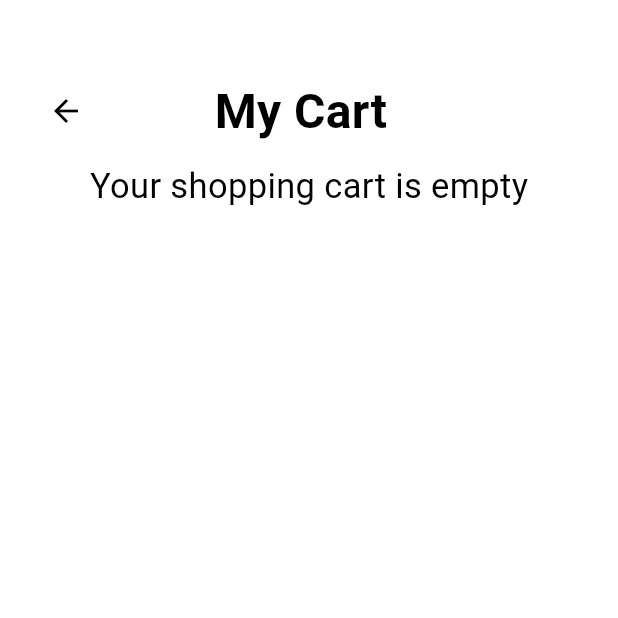
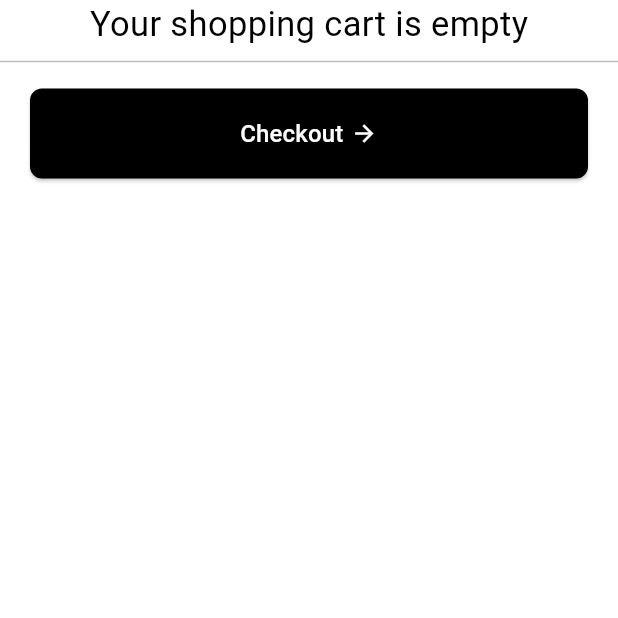
Before and after one commit to ahmedsaadbadawy/E_commerce_app, a Flutter app: the CartView screen opened directly, on a phone screen of 412 x 824 dp, the top half of it. Run offline on Flutter 3.47's test engine with Material 3 defaults, Android fonts, the phone set to English and light mode, and no system bars; our stand-ins replace bloc, cloud_firestore, firebase_auth, firebase_core, flutter_bloc, font_awesome_flutter and 3 more; accounts and stored records are empty; network calls fail.

Commit message:
cart view done

```diff
--- a/lib/core/widgets/custom_button.dart
+++ b/lib/core/widgets/custom_button.dart
@@ -8,10 +8,12 @@ class CustomButton extends StatelessWidget {
     required this.buttonName,
     this.textColor = Colors.white,
     this.buttonColor = Colors.black,
+    this.height = 60,
   });
 
   final VoidCallback onTap;
   final String buttonName;
+  final int? height;
   final Color? textColor;
   final Color? buttonColor;
   @override
--- a/lib/views/details_view/details_view.dart
+++ b/lib/views/details_view/details_view.dart
@@ -26,7 +26,8 @@ class DetailsView extends StatelessWidget {
                   title: 'Add to Cart',
                   icon: Icons.shopping_bag_outlined,
                   onPressed: () {
-                    cartList.add({'product': product,'quantity':1});
+                    total += product.pPrice;
+                    cartList.add({'product': product, 'quantity': 1});
                   },
                 ),
         ],
--- a/lib/views/user/cart/cart_view.dart
+++ b/lib/views/user/cart/cart_view.dart
@@ -1,7 +1,10 @@
+import 'package:fast_buy/core/utils/styles.dart';
 import 'package:fast_buy/core/widgets/custom_app_bar.dart';
 import 'package:flutter/material.dart';
 
 import 'widgets/cart_list_view_builder.dart';
+import 'widgets/checkout_button.dart';
+import 'widgets/custom_text_row.dart';
 
 class CartView extends StatefulWidget {
   const CartView({super.key});
@@ -10,16 +13,24 @@ class CartView extends StatefulWidget {
   State<CartView> createState() => _CartViewState();
 }
 
-List<Map<String,dynamic>> cartList = [];
+double total = 0;
+List<Map<String, dynamic>> cartList = [];
 
 class _CartViewState extends State<CartView> {
   @override
   Widget build(BuildContext context) {
     return Scaffold(
-      body: Column(
+      body: SingleChildScrollView(
+        child: Column(
           children: [
-          Padding(
-            padding: const EdgeInsets.only(left: 20, right: 20, top: 50),
+            cartList.isEmpty
+                ? const Center(
+                    child: Text('Your shopping cart is empty',
+                        style: TextStyle(fontSize: 23)),
+                  )
+                : Padding(
+                    padding:
+                        const EdgeInsets.only(left: 20, right: 20, top: 50),
                     child: Column(
                       crossAxisAlignment: CrossAxisAlignment.start,
                       children: [
@@ -27,20 +38,64 @@ class _CartViewState extends State<CartView> {
                         const SizedBox(
                           height: 10,
                         ),
-                cartList.isEmpty
-                    ? const Center(
-                        child: Text('Your shopping cart is empty',
-                            style: TextStyle(fontSize: 23)),
-                      )
-                    : SizedBox(
+                        SizedBox(
                           height: MediaQuery.sizeOf(context).height / 2 - 50,
                           child: const CartListViewBuilder(),
+                        ),
+                        Divider(
+                          thickness: 2,
+                          color: Colors.grey[400],
+                          height: 50,
+                        ),
+                        CustomTextRow(
+                          txt1: 'Sub-total',
+                          txt2: 'EG ${total.toStringAsFixed(2)}',
+                        ),
+                        const SizedBox(
+                          height: 15,
+                        ),
+                        const CustomTextRow(
+                          txt1: 'VAT (%)',
+                          txt2: 'EG 0.00',
+                        ),
+                        const SizedBox(
+                          height: 15,
+                        ),
+                        const CustomTextRow(
+                          txt1: 'Shipping fee',
+                          txt2: 'EG 80.00',
+                        ),
+                        const SizedBox(
+                          height: 15,
+                        ),
+                        Divider(
+                          color: Colors.grey[400],
+                        ),
+                        Row(
+                          mainAxisAlignment: MainAxisAlignment.spaceBetween,
+                          children: [
+                            const Text(
+                              'Total',
+                              style: Styles.styleRegular16,
+                            ),
+                            Text('EG ${(total + 80).toStringAsFixed(2)}',
+                                style: Styles.styleMedium16),
+                          ],
+                        )
+                      ],
+                    ),
+                  ),
+            Divider(color: Colors.grey[400]),
+            const SizedBox(
+              height: 10,
+            ),
+            const CheckoutButton(),
+            const SizedBox(
+              height: 15,
             ),
           ],
         ),
       ),
-        ],
-      ),
     );
   }
 }
--- a/lib/views/user/cart/widgets/cart_item.dart
+++ b/lib/views/user/cart/widgets/cart_item.dart
@@ -86,6 +86,7 @@ class _CartItemState extends State<CartItem> {
                           iconSize: 24,
                           padding: const EdgeInsets.only(bottom: 12),
                           onPressed: () {
+                            total -= widget.product.pPrice;
                             _quantity--;
                             setState(() => cartList[widget.pIndex]
                                 .update('quantity', (value) => _quantity));
@@ -100,6 +101,7 @@ class _CartItemState extends State<CartItem> {
                               icon: const Icon(Icons.add),
                               iconSize: 24,
                               onPressed: () {
+                                total += widget.product.pPrice;
                                 _quantity++;
                                 setState(() => cartList[widget.pIndex]
                                     .update('quantity', (value) => _quantity));
--- /dev/null
+++ b/lib/views/user/cart/widgets/checkout_button.dart
@@ -0,0 +1,44 @@
+import 'package:flutter/material.dart';
+
+import '../../../../core/utils/styles.dart';
+
+class CheckoutButton extends StatelessWidget {
+  const CheckoutButton({
+    super.key,
+  });
+
+  @override
+  Widget build(BuildContext context) {
+    return Padding(
+      padding: const EdgeInsets.symmetric(horizontal: 20),
+      child: SizedBox(
+        height: 60,
+        child: ElevatedButton(
+          style: ElevatedButton.styleFrom(
+            backgroundColor: Colors.black,
+            shape: RoundedRectangleBorder(
+                borderRadius: BorderRadius.circular(8)),
+          ),
+          onPressed: () {},
+          child: Row(
+            mainAxisAlignment: MainAxisAlignment.center,
+            children: [
+              Text(
+                'Checkout',
+                style:
+                    Styles.styleMedium16.copyWith(color: Colors.white),
+              ),
+              const SizedBox(
+                width: 5,
+              ),
+              const Icon(
+                Icons.arrow_forward,
+                color: Colors.white,
+              ),
+            ],
+          ),
+        ),
+      ),
+    );
+  }
+}
--- /dev/null
+++ b/lib/views/user/cart/widgets/custom_text_row.dart
@@ -0,0 +1,25 @@
+import 'package:flutter/material.dart';
+
+import '../../../../core/utils/styles.dart';
+
+class CustomTextRow extends StatelessWidget {
+  const CustomTextRow({
+    super.key,
+    required this.txt1,
+    required this.txt2,
+  });
+  final String txt1, txt2;
+  @override
+  Widget build(BuildContext context) {
+    return Row(
+      mainAxisAlignment: MainAxisAlignment.spaceBetween,
+      children: [
+        Text(
+          txt1,
+          style: Styles.styleRegular16.copyWith(color: Colors.grey),
+        ),
+        Text(txt2, style: Styles.styleMedium16),
+      ],
+    );
+  }
+}
```
Lines whose indentation alone changed are shown as unchanged.
